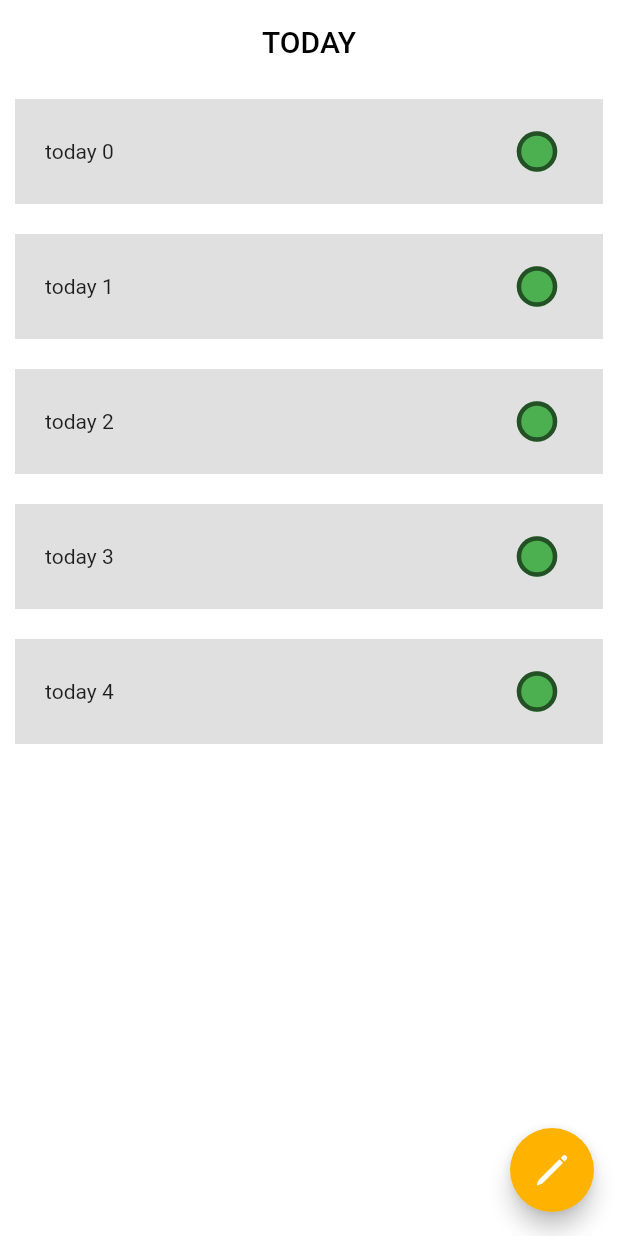
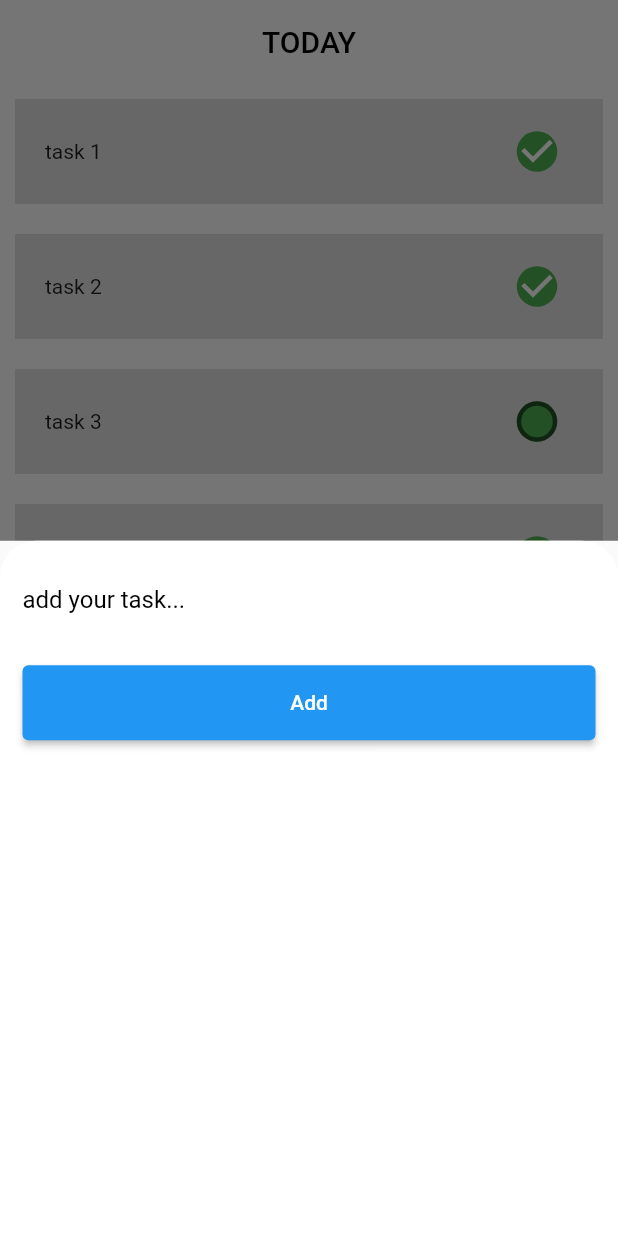
Before and after one commit to alikazemidev/someday_clone, a Flutter app: the TodaysTaskscreen screen opened directly, after a tap on an icon or button, on a phone screen of 412 x 824 dp. Run offline on Flutter 3.47's test engine with Material 2 defaults, Android fonts, the phone set to English and light mode, and no system bars.

Commit message:
add modal bottom sheet and create list of task base on model Task

```diff
--- a/lib/model/task.dart
+++ b/lib/model/task.dart
@@ -1,6 +1,6 @@
 class Task {
-  final String? title;
-  final bool? isCompleted;
+   String? title;
+   bool? isCompleted;
 
   Task(this.title, this.isCompleted);
 
--- a/lib/today_task_screen.dart
+++ b/lib/today_task_screen.dart
@@ -1,5 +1,6 @@
 import 'package:flutter/cupertino.dart';
 import 'package:flutter/material.dart';
+import 'package:someday_clone/model/task.dart';
 
 class TodaysTaskscreen extends StatefulWidget {
   const TodaysTaskscreen({super.key});
@@ -11,11 +12,61 @@ class TodaysTaskscreen extends StatefulWidget {
 class _TodaysTaskscreenState extends State<TodaysTaskscreen> {
   int selectedIndex = 0;
   List<bool> taskCompleted = List.generate(5, (_) => false);
+  List<Task> tasks = [
+    Task('task 1', true),
+    Task('task 2', true),
+    Task('task 3', false),
+    Task('task 4', true),
+  ];
   @override
   Widget build(BuildContext context) {
     return Scaffold(
       floatingActionButton: FloatingActionButton(
-        onPressed: () {},
+        onPressed: () {
+          showModalBottomSheet(
+            context: context,
+            builder: (context) {
+              return Container(
+                width: double.infinity,
+                height: MediaQuery.of(context).size.height / 2 + 100,
+                decoration: const BoxDecoration(
+                  color: Colors.white,
+                  borderRadius: BorderRadius.only(
+                    topLeft: Radius.circular(24),
+                    topRight: Radius.circular(24),
+                  ),
+                ),
+                child: Padding(
+                  padding: const EdgeInsets.all(15.0),
+                  child: Column(
+                    children: [
+                      const TextField(
+                        decoration: InputDecoration(
+                          border: InputBorder.none,
+                          hintText: 'add your task...',
+                          hintStyle: TextStyle(
+                            color: Colors.black,
+                            fontSize: 16,
+                          ),
+                        ),
+                      ),
+                      const SizedBox(
+                        height: 20,
+                      ),
+                      ElevatedButton(
+                        style: ElevatedButton.styleFrom(
+                          minimumSize: const Size(double.infinity, 50),
+                        ),
+                        onPressed: () {},
+                        child: const Text('Add'),
+                      ),
+                    ],
+                  ),
+                ),
+              );
+            },
+          );
+        },
         backgroundColor: Colors.amber.shade600,
         child: const Icon(
           CupertinoIcons.pencil,
@@ -35,8 +86,7 @@ class _TodaysTaskscreenState extends State<TodaysTaskscreen> {
         ),
       ),
       body: ListView.builder(
-        key: UniqueKey(),
-        itemCount: 5,
+        itemCount: tasks.length,
         itemBuilder: (BuildContext context, int index) {
           return GestureDetector(
             onTap: () {},
@@ -51,9 +101,14 @@ class _TodaysTaskscreenState extends State<TodaysTaskscreen> {
                 padding: const EdgeInsets.all(20.0),
                 child: Row(
                   children: [
-                    Text('today $index',style: TextStyle(
-                      decoration: taskCompleted[index] == true ? TextDecoration.lineThrough :null,
-                    ),),
+                    Text(
+                      tasks[index].title!,
+                      style: TextStyle(
+                        decoration: taskCompleted[index] == true
+                            ? TextDecoration.lineThrough
+                            : null,
+                      ),
+                    ),
                     const Spacer(),
                     Transform.scale(
                       scale: 1.5,
@@ -65,10 +120,10 @@ class _TodaysTaskscreenState extends State<TodaysTaskscreen> {
                           fillColor: MaterialStateProperty.all(Colors.green),
                           onChanged: (value) {
                             setState(() {
-                              taskCompleted[index] = value!;
+                              tasks[index].isCompleted = value!;
                             });
                           },
-                          value: taskCompleted[index],
+                          value: tasks[index].isCompleted,
                         ),
                       ),
                     ),
```
